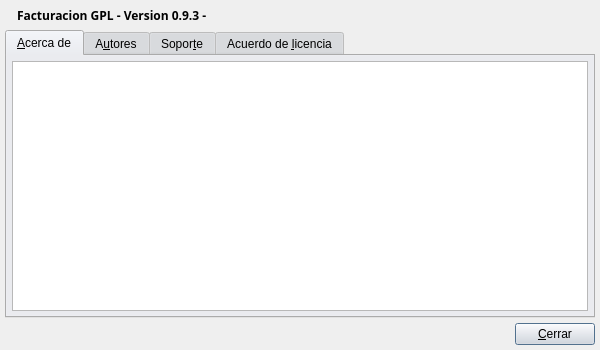
Old version of the form bulmages/bulmafact/src/aboutbase.ui in the repository eboladev/Bulmages-1.
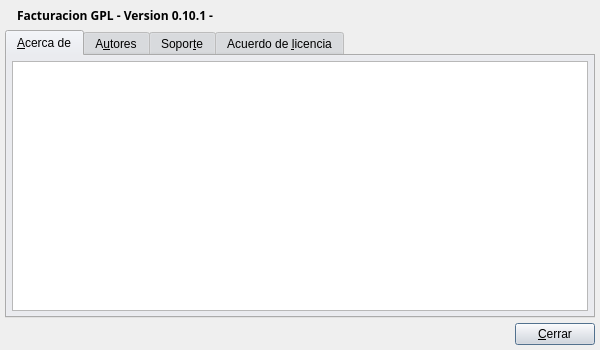
New version of the form. Icons and pictures are not drawn.

Commit message: Arreglados BUGS que no copiaban bien algunos datos entre documentos de compras. Se prepara para el paso a la version 0.10.1

```diff
--- a/bulmages/bulmafact/src/aboutbase.ui
+++ b/bulmages/bulmafact/src/aboutbase.ui
@@ -551,7 +551,7 @@
           </font>
          </property>
          <property name="text" >
-          <string>Facturacion GPL - Version 0.9.3 -</string>
+          <string>Facturacion GPL - Version 0.10.1 -</string>
          </property>
         </widget>
        </item>
```
The commit also changes 31 other files.
